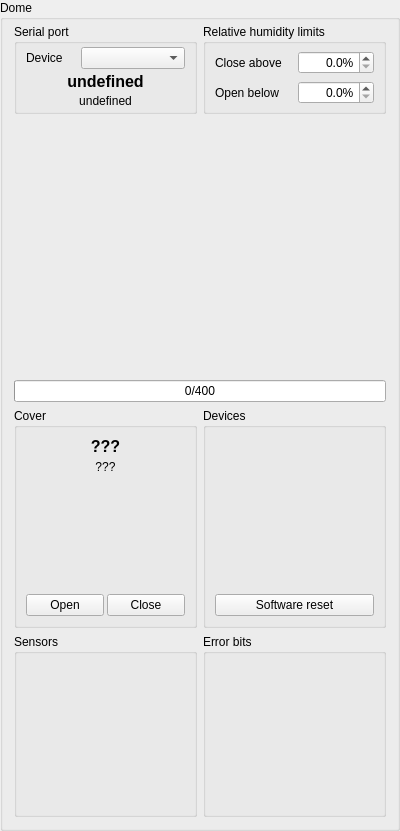
Above: widgets/qdome.ui from AMOS-uniba/amos-client before the change. Below: the same form after it.
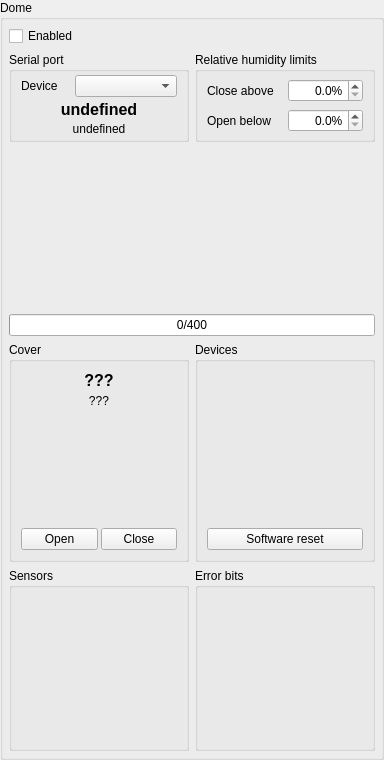
That is the form after the change. Custom widgets are drawn as their Qt base class.

Commit message: Trying to fix the on/off switch for QDome

Patch:
```diff
--- a/widgets/qdome.ui
+++ b/widgets/qdome.ui
@@ -6,14 +6,14 @@
    <rect>
     <x>0</x>
     <y>0</y>
-    <width>400</width>
-    <height>831</height>
+    <width>384</width>
+    <height>760</height>
    </rect>
   </property>
   <property name="minimumSize">
    <size>
-    <width>400</width>
-    <height>720</height>
+    <width>0</width>
+    <height>760</height>
    </size>
   </property>
   <property name="windowTitle">
@@ -22,265 +22,47 @@
   <property name="title">
    <string>Dome</string>
   </property>
-  <layout class="QGridLayout" name="gridLayout_2">
+  <layout class="QVBoxLayout" name="verticalLayout_4">
+   <property name="leftMargin">
+    <number>6</number>
+   </property>
    <property name="topMargin">
-    <number>4</number>
+    <number>6</number>
    </property>
-   <item row="8" column="0">
-    <widget class="QGroupBox" name="gb_sensors">
-     <property name="sizePolicy">
-      <sizepolicy hsizetype="Preferred" vsizetype="Preferred">
-       <horstretch>1</horstretch>
-       <verstretch>0</verstretch>
-      </sizepolicy>
-     </property>
-     <property name="minimumSize">
-      <size>
-       <width>0</width>
-       <height>175</height>
-      </size>
-     </property>
-     <property name="title">
-      <string>Sensors</string>
-     </property>
-     <layout class="QVBoxLayout" name="verticalLayout">
-      <property name="spacing">
-       <number>2</number>
-      </property>
+   <property name="rightMargin">
+    <number>6</number>
+   </property>
+   <property name="bottomMargin">
+    <number>6</number>
+   </property>
       <item>
-       <widget class="QFloatLine" name="fl_time_alive" native="true">
-        <property name="sizePolicy">
-         <sizepolicy hsizetype="Preferred" vsizetype="Preferred">
-          <horstretch>0</horstretch>
-          <verstretch>0</verstretch>
-         </sizepolicy>
-        </property>
-        <property name="minimumSize">
-         <size>
-          <width>0</width>
-          <height>16</height>
-         </size>
-        </property>
-       </widget>
-      </item>
-      <item>
-       <widget class="QFloatLine" name="fl_t_lens" native="true">
-        <property name="minimumSize">
-         <size>
-          <width>0</width>
-          <height>16</height>
-         </size>
-        </property>
-       </widget>
-      </item>
-      <item>
-       <widget class="QFloatLine" name="fl_t_CPU" native="true">
-        <property name="minimumSize">
-         <size>
-          <width>0</width>
-          <height>16</height>
-         </size>
-        </property>
-       </widget>
-      </item>
-      <item>
-       <widget class="QFloatLine" name="fl_t_SHT31" native="true">
-        <property name="minimumSize">
-         <size>
-          <width>0</width>
-          <height>16</height>
-         </size>
-        </property>
-       </widget>
-      </item>
-      <item>
-       <widget class="QFloatLine" name="fl_h_SHT31" native="true">
-        <property name="minimumSize">
-         <size>
-          <width>0</width>
-          <height>16</height>
-         </size>
-        </property>
-       </widget>
-      </item>
-      <item>
-       <widget class="QBooleanLine" name="bl_rain_sensor" native="true">
-        <property name="minimumSize">
-         <size>
-          <width>0</width>
-          <height>16</height>
-         </size>
-        </property>
-       </widget>
-      </item>
-      <item>
-       <widget class="QBooleanLine" name="bl_light_sensor" native="true">
-        <property name="minimumSize">
-         <size>
-          <width>0</width>
-          <height>16</height>
-         </size>
-        </property>
-       </widget>
-      </item>
-      <item>
-       <widget class="QBooleanLine" name="bl_master_power" native="true">
-        <property name="minimumSize">
-         <size>
-          <width>0</width>
-          <height>16</height>
-         </size>
-        </property>
-       </widget>
-      </item>
-     </layout>
-    </widget>
-   </item>
-   <item row="7" column="0">
-    <widget class="QGroupBox" name="gb_cover">
-     <property name="sizePolicy">
-      <sizepolicy hsizetype="Preferred" vsizetype="Preferred">
-       <horstretch>1</horstretch>
-       <verstretch>0</verstretch>
-      </sizepolicy>
-     </property>
-     <property name="minimumSize">
-      <size>
-       <width>180</width>
-       <height>220</height>
-      </size>
-     </property>
-     <property name="title">
-      <string>Cover</string>
-     </property>
-     <layout class="QVBoxLayout" name="verticalLayout_5">
-      <property name="spacing">
-       <number>3</number>
-      </property>
-      <property name="sizeConstraint">
-       <enum>QLayout::SizeConstraint::SetMaximumSize</enum>
-      </property>
-      <item>
-       <widget class="QLabel" name="lb_cover_state">
-        <property name="font">
-         <font>
-          <pointsize>12</pointsize>
-          <italic>false</italic>
-          <bold>true</bold>
-          <kerning>true</kerning>
-         </font>
-        </property>
+    <widget class="QCheckBox" name="cb_enabled">
         <property name="text">
-         <string>???</string>
-        </property>
-        <property name="alignment">
-         <set>Qt::AlignmentFlag::AlignCenter</set>
-        </property>
+      <string>Enabled</string>
+     </property>
        </widget>
       </item>
       <item>
-       <widget class="QLabel" name="lb_cover_comment">
-        <property name="text">
-         <string>???</string>
-        </property>
-        <property name="alignment">
-         <set>Qt::AlignmentFlag::AlignCenter</set>
-        </property>
-       </widget>
-      </item>
-      <item>
-       <widget class="QBooleanLine" name="bl_servo_moving" native="true">
+    <widget class="QWidget" name="inner" native="true">
         <property name="minimumSize">
          <size>
           <width>0</width>
-          <height>16</height>
-         </size>
-        </property>
-       </widget>
-      </item>
-      <item>
-       <widget class="QBooleanLine" name="bl_servo_direction" native="true">
-        <property name="minimumSize">
-         <size>
-          <width>0</width>
-          <height>16</height>
-         </size>
-        </property>
-       </widget>
-      </item>
-      <item>
-       <widget class="QBooleanLine" name="bl_open_dome_sensor" native="true">
-        <property name="minimumSize">
-         <size>
-          <width>0</width>
-          <height>16</height>
-         </size>
-        </property>
-       </widget>
-      </item>
-      <item>
-       <widget class="QBooleanLine" name="bl_closed_dome_sensor" native="true">
-        <property name="minimumSize">
-         <size>
-          <width>0</width>
-          <height>16</height>
-         </size>
-        </property>
-       </widget>
-      </item>
-      <item>
-       <widget class="QBooleanLine" name="bl_safety" native="true">
-        <property name="minimumSize">
-         <size>
-          <width>0</width>
-          <height>16</height>
-         </size>
-        </property>
-       </widget>
-      </item>
-      <item>
-       <widget class="QBooleanLine" name="bl_servo_blocked" native="true">
-        <property name="minimumSize">
-         <size>
-          <width>0</width>
-          <height>16</height>
-         </size>
-        </property>
-       </widget>
-      </item>
-      <item>
-       <layout class="QHBoxLayout" name="hl_openclose">
-        <item>
-         <widget class="QPushButton" name="bt_cover_open">
-          <property name="sizePolicy">
-           <sizepolicy hsizetype="Minimum" vsizetype="Minimum">
-            <horstretch>0</horstretch>
-            <verstretch>0</verstretch>
-           </sizepolicy>
-          </property>
-          <property name="text">
-           <string>Open</string>
-          </property>
-         </widget>
-        </item>
-        <item>
-         <widget class="QPushButton" name="bt_cover_close">
-          <property name="sizePolicy">
-           <sizepolicy hsizetype="Minimum" vsizetype="Minimum">
-            <horstretch>0</horstretch>
-            <verstretch>0</verstretch>
-           </sizepolicy>
-          </property>
-          <property name="text">
-           <string>Close</string>
-          </property>
-         </widget>
-        </item>
-       </layout>
-      </item>
-     </layout>
-    </widget>
-   </item>
+       <height>400</height>
+      </size>
+     </property>
+     <layout class="QGridLayout" name="gridLayout_4">
+      <property name="leftMargin">
+       <number>0</number>
+      </property>
+      <property name="topMargin">
+       <number>0</number>
+      </property>
+      <property name="rightMargin">
+       <number>0</number>
+      </property>
+      <property name="bottomMargin">
+       <number>0</number>
+      </property>
    <item row="0" column="0">
     <widget class="QGroupBox" name="gb_serial_port">
      <property name="sizePolicy">
@@ -382,7 +164,119 @@
      </layout>
     </widget>
    </item>
-   <item row="5" column="0" colspan="2">
+      <item row="0" column="1">
+       <widget class="QGroupBox" name="gb_settings">
+        <property name="sizePolicy">
+         <sizepolicy hsizetype="Preferred" vsizetype="Preferred">
+          <horstretch>1</horstretch>
+          <verstretch>0</verstretch>
+         </sizepolicy>
+        </property>
+        <property name="maximumSize">
+         <size>
+          <width>16777215</width>
+          <height>110</height>
+         </size>
+        </property>
+        <property name="title">
+         <string>Relative humidity limits</string>
+        </property>
+        <layout class="QGridLayout" name="gridLayout_3">
+         <property name="topMargin">
+          <number>3</number>
+         </property>
+         <property name="bottomMargin">
+          <number>3</number>
+         </property>
+         <property name="verticalSpacing">
+          <number>3</number>
+         </property>
+         <item row="1" column="1">
+          <widget class="QDoubleSpinBox" name="dsb_humidity_limit_upper">
+           <property name="maximumSize">
+            <size>
+             <width>80</width>
+             <height>16777215</height>
+            </size>
+           </property>
+           <property name="toolTip">
+            <string>close if humidity exceeds this level</string>
+           </property>
+           <property name="alignment">
+            <set>Qt::AlignmentFlag::AlignRight|Qt::AlignmentFlag::AlignTrailing|Qt::AlignmentFlag::AlignVCenter</set>
+           </property>
+           <property name="showGroupSeparator" stdset="0">
+            <bool>true</bool>
+           </property>
+           <property name="suffix">
+            <string>%</string>
+           </property>
+           <property name="decimals">
+            <number>1</number>
+           </property>
+           <property name="minimum">
+            <double>0.000000000000000</double>
+           </property>
+           <property name="maximum">
+            <double>100.000000000000000</double>
+           </property>
+           <property name="singleStep">
+            <double>1.000000000000000</double>
+           </property>
+          </widget>
+         </item>
+         <item row="2" column="0">
+          <widget class="QLabel" name="lx_humidity_lower">
+           <property name="text">
+            <string>Open below</string>
+           </property>
+          </widget>
+         </item>
+         <item row="1" column="0">
+          <widget class="QLabel" name="lx_humidity_upper">
+           <property name="text">
+            <string>Close above</string>
+           </property>
+          </widget>
+         </item>
+         <item row="2" column="1">
+          <widget class="QDoubleSpinBox" name="dsb_humidity_limit_lower">
+           <property name="maximumSize">
+            <size>
+             <width>80</width>
+             <height>16777215</height>
+            </size>
+           </property>
+           <property name="toolTip">
+            <string>open only if humidity is below this level</string>
+           </property>
+           <property name="alignment">
+            <set>Qt::AlignmentFlag::AlignRight|Qt::AlignmentFlag::AlignTrailing|Qt::AlignmentFlag::AlignVCenter</set>
+           </property>
+           <property name="showGroupSeparator" stdset="0">
+            <bool>true</bool>
+           </property>
+           <property name="suffix">
+            <string>%</string>
+           </property>
+           <property name="decimals">
+            <number>1</number>
+           </property>
+           <property name="minimum">
+            <double>0.000000000000000</double>
+           </property>
+           <property name="maximum">
+            <double>100.000000000000000</double>
+           </property>
+           <property name="singleStep">
+            <double>1.000000000000000</double>
+           </property>
+          </widget>
+         </item>
+        </layout>
+       </widget>
+      </item>
+      <item row="1" column="0" colspan="2">
     <widget class="QDomeWidget" name="picture" native="true">
      <property name="sizePolicy">
       <sizepolicy hsizetype="Preferred" vsizetype="MinimumExpanding">
@@ -398,23 +292,152 @@
      </property>
     </widget>
    </item>
-   <item row="6" column="0" colspan="2">
-    <widget class="QProgressBar" name="pb_cover">
-     <property name="toolTip">
-      <string>&lt;html&gt;&lt;head/&gt;&lt;body&gt;&lt;p&gt;Position of the dome cover&lt;/p&gt;&lt;/body&gt;&lt;/html&gt;</string>
-     </property>
-     <property name="maximum">
-      <number>400</number>
-     </property>
-     <property name="value">
-      <number>0</number>
-     </property>
-     <property name="format">
-      <string>%v/%m</string>
-     </property>
-    </widget>
-   </item>
-   <item row="7" column="1">
+      <item row="3" column="0">
+       <widget class="QGroupBox" name="gb_cover">
+        <property name="sizePolicy">
+         <sizepolicy hsizetype="Preferred" vsizetype="Preferred">
+          <horstretch>1</horstretch>
+          <verstretch>0</verstretch>
+         </sizepolicy>
+        </property>
+        <property name="minimumSize">
+         <size>
+          <width>180</width>
+          <height>220</height>
+         </size>
+        </property>
+        <property name="title">
+         <string>Cover</string>
+        </property>
+        <layout class="QVBoxLayout" name="verticalLayout_5">
+         <property name="spacing">
+          <number>3</number>
+         </property>
+         <property name="sizeConstraint">
+          <enum>QLayout::SizeConstraint::SetMaximumSize</enum>
+         </property>
+         <item>
+          <widget class="QLabel" name="lb_cover_state">
+           <property name="font">
+            <font>
+             <pointsize>12</pointsize>
+             <italic>false</italic>
+             <bold>true</bold>
+             <kerning>true</kerning>
+            </font>
+           </property>
+           <property name="text">
+            <string>???</string>
+           </property>
+           <property name="alignment">
+            <set>Qt::AlignmentFlag::AlignCenter</set>
+           </property>
+          </widget>
+         </item>
+         <item>
+          <widget class="QLabel" name="lb_cover_comment">
+           <property name="text">
+            <string>???</string>
+           </property>
+           <property name="alignment">
+            <set>Qt::AlignmentFlag::AlignCenter</set>
+           </property>
+          </widget>
+         </item>
+         <item>
+          <widget class="QBooleanLine" name="bl_servo_moving" native="true">
+           <property name="minimumSize">
+            <size>
+             <width>0</width>
+             <height>16</height>
+            </size>
+           </property>
+          </widget>
+         </item>
+         <item>
+          <widget class="QBooleanLine" name="bl_servo_direction" native="true">
+           <property name="minimumSize">
+            <size>
+             <width>0</width>
+             <height>16</height>
+            </size>
+           </property>
+          </widget>
+         </item>
+         <item>
+          <widget class="QBooleanLine" name="bl_open_dome_sensor" native="true">
+           <property name="minimumSize">
+            <size>
+             <width>0</width>
+             <height>16</height>
+            </size>
+           </property>
+          </widget>
+         </item>
+         <item>
+          <widget class="QBooleanLine" name="bl_closed_dome_sensor" native="true">
+           <property name="minimumSize">
+            <size>
+             <width>0</width>
+             <height>16</height>
+            </size>
+           </property>
+          </widget>
+         </item>
+         <item>
+          <widget class="QBooleanLine" name="bl_safety" native="true">
+           <property name="minimumSize">
+            <size>
+             <width>0</width>
+             <height>16</height>
+            </size>
+           </property>
+          </widget>
+         </item>
+         <item>
+          <widget class="QBooleanLine" name="bl_servo_blocked" native="true">
+           <property name="minimumSize">
+            <size>
+             <width>0</width>
+             <height>16</height>
+            </size>
+           </property>
+          </widget>
+         </item>
+         <item>
+          <layout class="QHBoxLayout" name="hl_openclose">
+           <item>
+            <widget class="QPushButton" name="bt_cover_open">
+             <property name="sizePolicy">
+              <sizepolicy hsizetype="Minimum" vsizetype="Minimum">
+               <horstretch>0</horstretch>
+               <verstretch>0</verstretch>
+              </sizepolicy>
+             </property>
+             <property name="text">
+              <string>Open</string>
+             </property>
+            </widget>
+           </item>
+           <item>
+            <widget class="QPushButton" name="bt_cover_close">
+             <property name="sizePolicy">
+              <sizepolicy hsizetype="Minimum" vsizetype="Minimum">
+               <horstretch>0</horstretch>
+               <verstretch>0</verstretch>
+              </sizepolicy>
+             </property>
+             <property name="text">
+              <string>Close</string>
+             </property>
+            </widget>
+           </item>
+          </layout>
+         </item>
+        </layout>
+       </widget>
+      </item>
+      <item row="3" column="1">
     <widget class="QGroupBox" name="gb_devices">
      <property name="sizePolicy">
       <sizepolicy hsizetype="Preferred" vsizetype="Preferred">
@@ -485,31 +508,117 @@
      </layout>
     </widget>
    </item>
-   <item row="1" column="0">
-    <widget class="QWidget" name="widget" native="true">
+      <item row="4" column="0">
+       <widget class="QGroupBox" name="gb_sensors">
      <property name="sizePolicy">
-      <sizepolicy hsizetype="Preferred" vsizetype="Fixed">
+         <sizepolicy hsizetype="Preferred" vsizetype="Preferred">
+          <horstretch>1</horstretch>
+          <verstretch>0</verstretch>
+         </sizepolicy>
+        </property>
+        <property name="minimumSize">
+         <size>
+          <width>0</width>
+          <height>175</height>
+         </size>
+        </property>
+        <property name="title">
+         <string>Sensors</string>
+        </property>
+        <layout class="QVBoxLayout" name="verticalLayout">
+         <property name="spacing">
+          <number>2</number>
+         </property>
+         <item>
+          <widget class="QFloatLine" name="fl_time_alive" native="true">
+           <property name="sizePolicy">
+            <sizepolicy hsizetype="Preferred" vsizetype="Preferred">
        <horstretch>0</horstretch>
        <verstretch>0</verstretch>
       </sizepolicy>
      </property>
-     <layout class="QHBoxLayout" name="horizontalLayout">
-      <property name="leftMargin">
-       <number>0</number>
-      </property>
-      <property name="topMargin">
-       <number>0</number>
-      </property>
-      <property name="rightMargin">
-       <number>0</number>
-      </property>
-      <property name="bottomMargin">
-       <number>0</number>
-      </property>
+           <property name="minimumSize">
+            <size>
+             <width>0</width>
+             <height>16</height>
+            </size>
+           </property>
+          </widget>
+         </item>
+         <item>
+          <widget class="QFloatLine" name="fl_t_lens" native="true">
+           <property name="minimumSize">
+            <size>
+             <width>0</width>
+             <height>16</height>
+            </size>
+           </property>
+          </widget>
+         </item>
+         <item>
+          <widget class="QFloatLine" name="fl_t_CPU" native="true">
+           <property name="minimumSize">
+            <size>
+             <width>0</width>
+             <height>16</height>
+            </size>
+           </property>
+          </widget>
+         </item>
+         <item>
+          <widget class="QFloatLine" name="fl_t_SHT31" native="true">
+           <property name="minimumSize">
+            <size>
+             <width>0</width>
+             <height>16</height>
+            </size>
+           </property>
+          </widget>
+         </item>
+         <item>
+          <widget class="QFloatLine" name="fl_h_SHT31" native="true">
+           <property name="minimumSize">
+            <size>
+             <width>0</width>
+             <height>16</height>
+            </size>
+           </property>
+          </widget>
+         </item>
+         <item>
+          <widget class="QBooleanLine" name="bl_rain_sensor" native="true">
+           <property name="minimumSize">
+            <size>
+             <width>0</width>
+             <height>16</height>
+            </size>
+           </property>
+          </widget>
+         </item>
+         <item>
+          <widget class="QBooleanLine" name="bl_light_sensor" native="true">
+           <property name="minimumSize">
+            <size>
+             <width>0</width>
+             <height>16</height>
+            </size>
+           </property>
+          </widget>
+         </item>
+         <item>
+          <widget class="QBooleanLine" name="bl_master_power" native="true">
+           <property name="minimumSize">
+            <size>
+             <width>0</width>
+             <height>16</height>
+            </size>
+           </property>
+          </widget>
+         </item>
      </layout>
     </widget>
    </item>
-   <item row="8" column="1">
+      <item row="4" column="1">
     <widget class="QGroupBox" name="gb_errors">
      <property name="sizePolicy">
       <sizepolicy hsizetype="Preferred" vsizetype="Preferred">
@@ -661,112 +770,25 @@
      </layout>
     </widget>
    </item>
-   <item row="0" column="1">
-    <widget class="QGroupBox" name="group_settings">
+      <item row="2" column="0" colspan="2">
+       <widget class="QProgressBar" name="pb_cover">
      <property name="sizePolicy">
-      <sizepolicy hsizetype="Preferred" vsizetype="Preferred">
-       <horstretch>1</horstretch>
+         <sizepolicy hsizetype="Expanding" vsizetype="Maximum">
+          <horstretch>0</horstretch>
        <verstretch>0</verstretch>
       </sizepolicy>
      </property>
-     <property name="maximumSize">
-      <size>
-       <width>16777215</width>
-       <height>110</height>
-      </size>
-     </property>
-     <property name="title">
-      <string>Relative humidity limits</string>
-     </property>
-     <layout class="QGridLayout" name="gridLayout_3">
-      <property name="topMargin">
-       <number>3</number>
-      </property>
-      <property name="bottomMargin">
-       <number>3</number>
-      </property>
-      <property name="verticalSpacing">
-       <number>3</number>
-      </property>
-      <item row="1" column="0">
-       <widget class="QLabel" name="lx_humidity_upper">
-        <property name="text">
-         <string>Close above</string>
-        </property>
-       </widget>
-      </item>
-      <item row="1" column="1">
-       <widget class="QDoubleSpinBox" name="dsb_humidity_limit_upper">
-        <property name="maximumSize">
-         <size>
-          <width>80</width>
-          <height>16777215</height>
-         </size>
-        </property>
         <property name="toolTip">
          <string>close if humidity exceeds this level</string>
         </property>
-        <property name="alignment">
-         <set>Qt::AlignmentFlag::AlignRight|Qt::AlignmentFlag::AlignTrailing|Qt::AlignmentFlag::AlignVCenter</set>
-        </property>
-        <property name="showGroupSeparator" stdset="0">
-         <bool>true</bool>
-        </property>
-        <property name="suffix">
-         <string>%</string>
-        </property>
-        <property name="decimals">
-         <number>1</number>
-        </property>
-        <property name="minimum">
-         <double>0.000000000000000</double>
-        </property>
         <property name="maximum">
-         <double>100.000000000000000</double>
+         <number>400</number>
         </property>
-        <property name="singleStep">
-         <double>1.000000000000000</double>
+        <property name="value">
+         <number>0</number>
         </property>
-       </widget>
-      </item>
-      <item row="2" column="1">
-       <widget class="QDoubleSpinBox" name="dsb_humidity_limit_lower">
-        <property name="maximumSize">
-         <size>
-          <width>80</width>
-          <height>16777215</height>
-         </size>
-        </property>
-        <property name="toolTip">
-         <string>open only if humidity is below this level</string>
-        </property>
-        <property name="alignment">
-         <set>Qt::AlignmentFlag::AlignRight|Qt::AlignmentFlag::AlignTrailing|Qt::AlignmentFlag::AlignVCenter</set>
-        </property>
-        <property name="showGroupSeparator" stdset="0">
-         <bool>true</bool>
-        </property>
-        <property name="suffix">
-         <string>%</string>
-        </property>
-        <property name="decimals">
-         <number>1</number>
-        </property>
-        <property name="minimum">
-         <double>0.000000000000000</double>
-        </property>
-        <property name="maximum">
-         <double>100.000000000000000</double>
-        </property>
-        <property name="singleStep">
-         <double>1.000000000000000</double>
-        </property>
-       </widget>
-      </item>
-      <item row="2" column="0">
-       <widget class="QLabel" name="lx_humidity_lower">
-        <property name="text">
-         <string>Open below</string>
+        <property name="format">
+         <string>%v/%m</string>
         </property>
        </widget>
       </item>
```
Left out of the diff: 2 changed lines with no effect on the pictures. Lines whose indentation alone changed are shown as unchanged. The commit also changes 14 other files.
